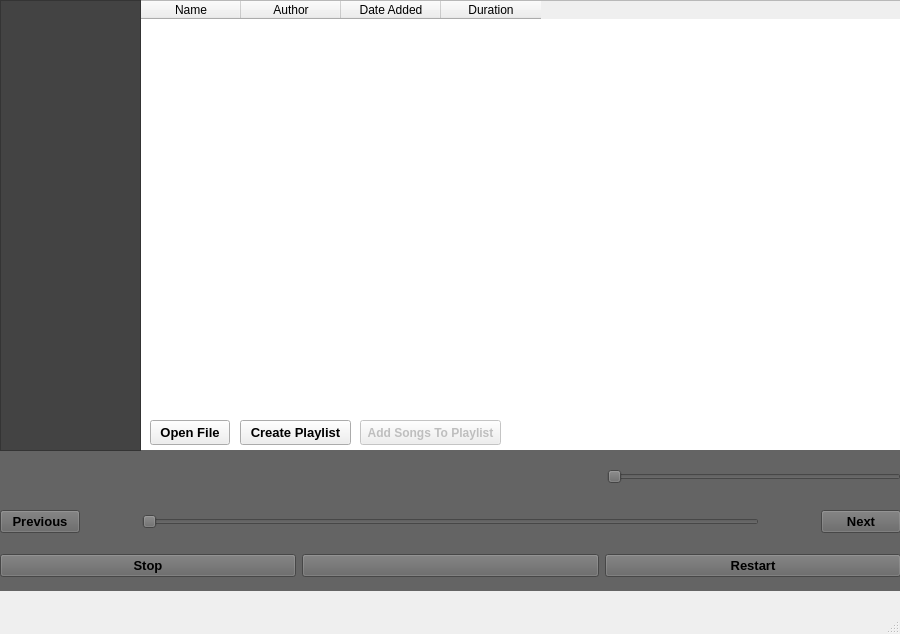
Old version of the form mainwindow.ui in the repository Pottarr/QtGroove.
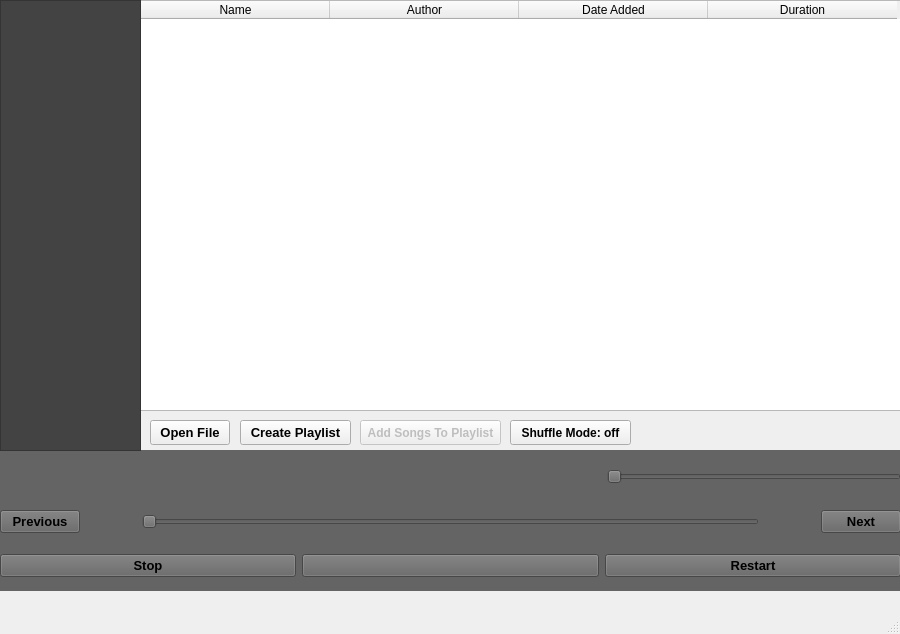
New version of the form.

Commit message:
Added a queue system
- Users can now use the next or previous buttons to traverse through the
queue
- When the song ends it will go to the next song for you automatically
- Shuffle mode still in progress

What changed in the file:
```diff
--- a/mainwindow.ui
+++ b/mainwindow.ui
@@ -357,7 +357,7 @@
       <x>140</x>
       <y>0</y>
       <width>761</width>
-      <height>451</height>
+      <height>411</height>
      </rect>
     </property>
     <property name="editTriggers">
@@ -369,6 +369,15 @@
     <property name="selectionBehavior">
      <enum>QAbstractItemView::SelectionBehavior::SelectRows</enum>
     </property>
+    <attribute name="horizontalHeaderCascadingSectionResizes">
+     <bool>false</bool>
+    </attribute>
+    <attribute name="horizontalHeaderDefaultSectionSize">
+     <number>189</number>
+    </attribute>
+    <attribute name="horizontalHeaderStretchLastSection">
+     <bool>false</bool>
+    </attribute>
     <column>
      <property name="text">
       <string notr="true">Name</string>
@@ -396,6 +405,24 @@
      </property>
     </column>
    </widget>
+   <widget class="QPushButton" name="shuffleButton">
+    <property name="geometry">
+     <rect>
+      <x>510</x>
+      <y>420</y>
+      <width>121</width>
+      <height>25</height>
+     </rect>
+    </property>
+    <property name="font">
+     <font>
+      <bold>true</bold>
+     </font>
+    </property>
+    <property name="text">
+     <string>Shuffle Mode: off</string>
+    </property>
+   </widget>
    <zorder>songSlot</zorder>
    <zorder>controlPanelFrame</zorder>
    <zorder>openFile</zorder>
```
Left out of the diff: 1 changed line with no effect on the pictures. The commit also changes 2 other files.
